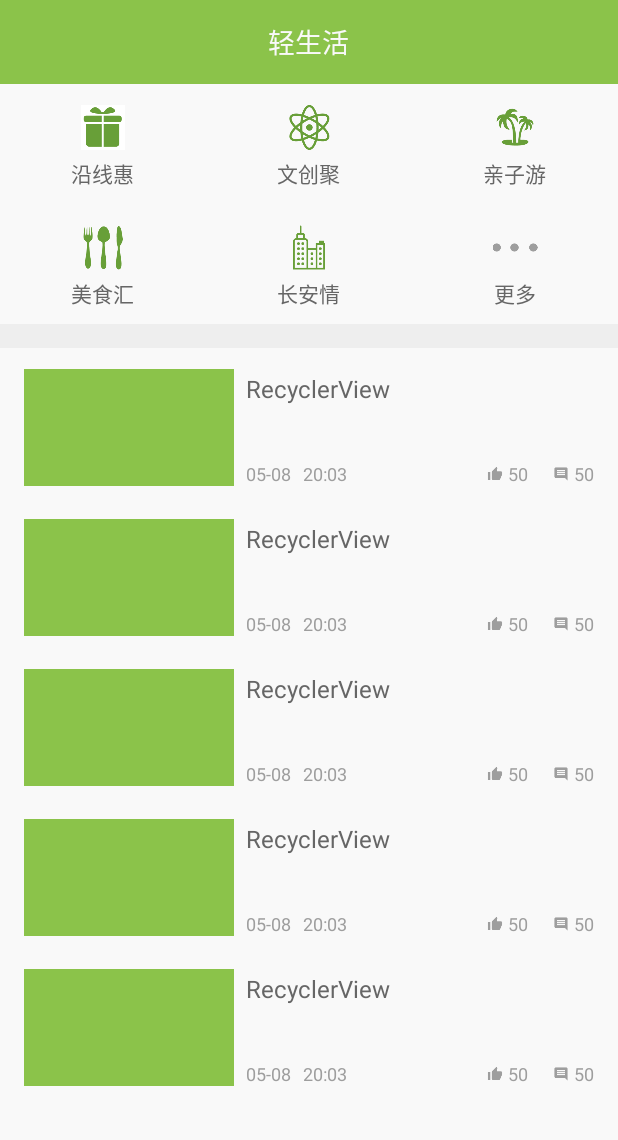
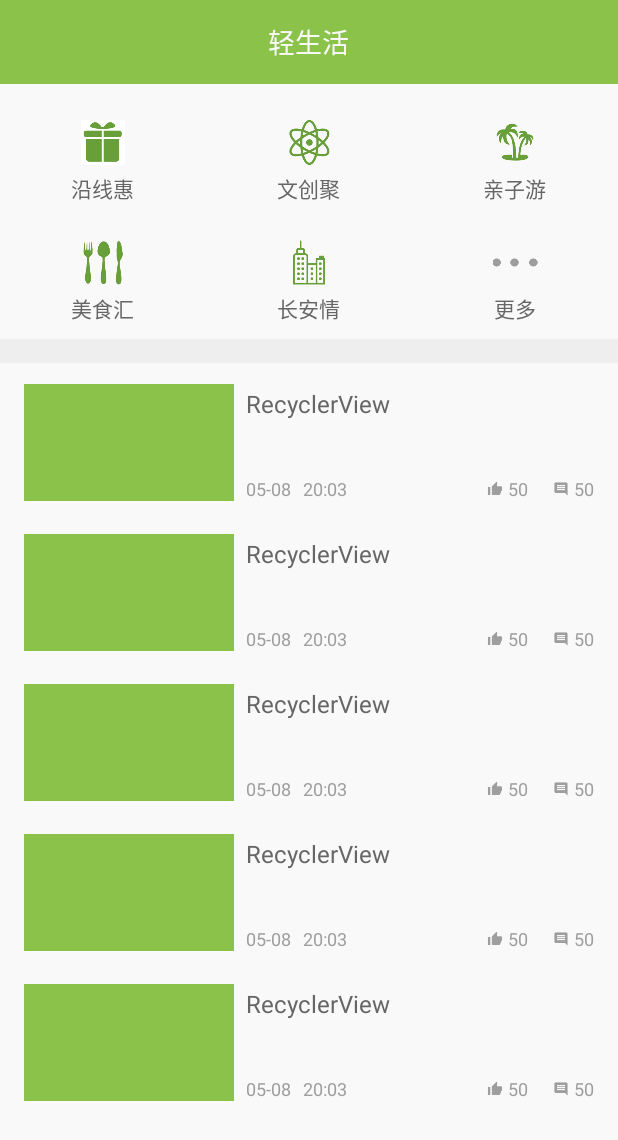
Before and after one commit to yclog/Subway, an Android app: the fragment LifeFragment shown on its own in the app's theme, on a phone screen of 412 x 824 dp. Shown: the top 1140 px of the screen. Run offline under Robolectric (Android 15) with nearby library versions, the phone set to English and light mode, and no system bars.

Commit message:
make a little adjustment

```diff
--- a/app/src/main/res/layout/subheader_life.xml
+++ b/app/src/main/res/layout/subheader_life.xml
@@ -3,6 +3,12 @@
     android:orientation="vertical" android:layout_width="match_parent"
     android:background="@color/Whitecolorbackground"
     android:layout_height="wrap_content">
+
+    <View
+        android:layout_width="match_parent"
+        android:layout_height="10dp"
+        android:background="@color/Whitecolorbackground"
+        ></View>
 
     <LinearLayout
         android:orientation="horizontal"
```
Also changed, not shown: app/src/main/java/com/self/ylog/subway/Fragment/HomeFragment.java (+1 -17 lines), app/src/main/res/layout/fragment_home.xml (+4 -17 lines).
